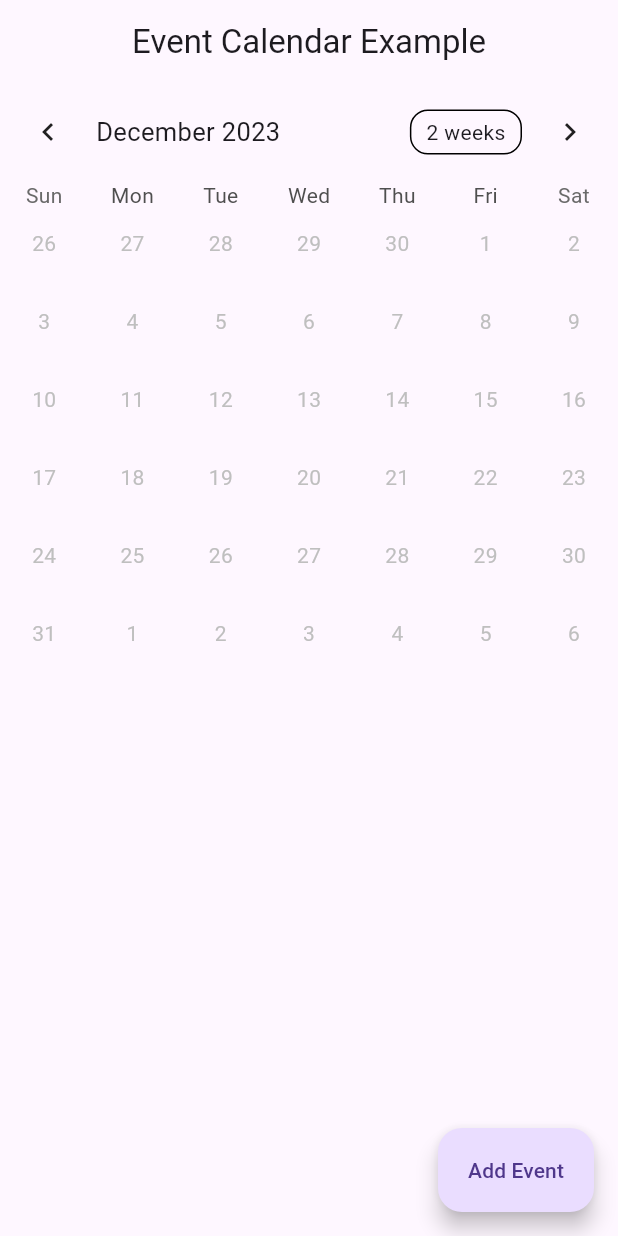
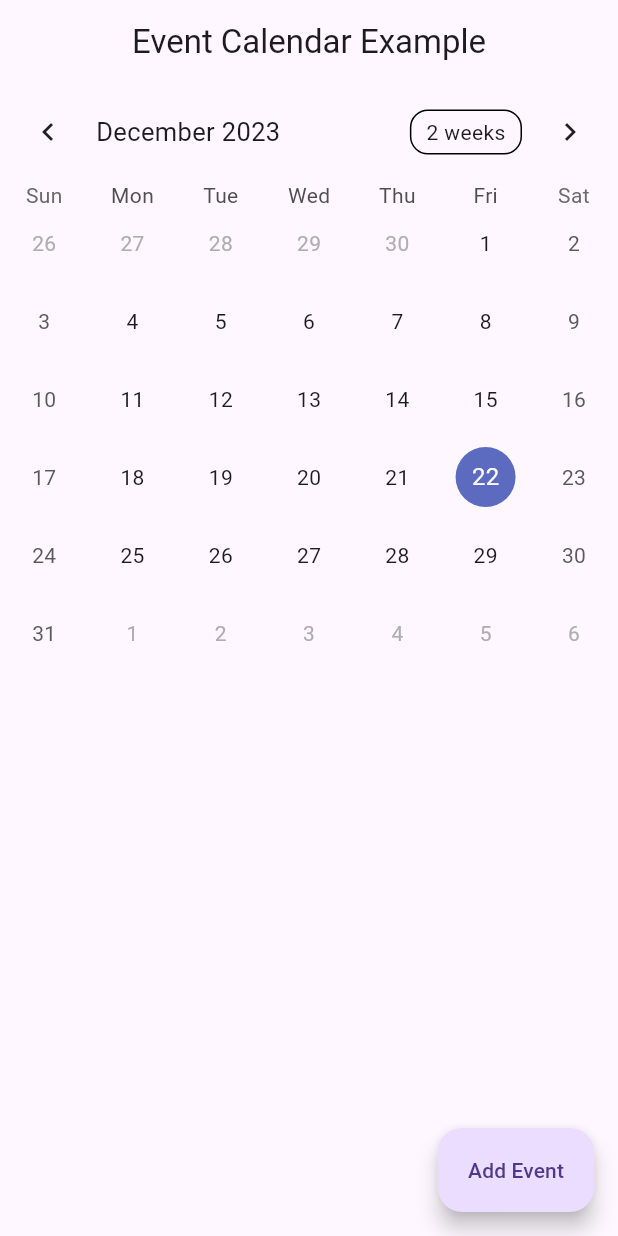
Before and after one commit to ptifff/event_calender, a Flutter app: the screen it shows after launch, on a phone screen of 412 x 824 dp. Run offline on Flutter 3.47's test engine with Material 3 defaults, Android fonts, the phone set to English and light mode, and no system bars; drawn by our look-alikes of table_calendar.

```diff
--- a/lib/main.dart
+++ b/lib/main.dart
@@ -10,7 +10,7 @@ void main() {
 class MyApp extends StatelessWidget {
   @override
   Widget build(BuildContext context) {
-    return MaterialApp(
+    return const MaterialApp(
       home: EventCalendarScreen(),
     );
   }
@@ -121,17 +121,17 @@ class _EventCalendarScreenState extends State<EventCalendarScreen> {
 
                 setState(() {
                   if (mySelectedEvents[
-                  DateFormat('yyyy-MM-dd').format(_selectedDate!)] !=
+                          DateFormat('yyyy-MM-dd').format(_selectedDate!)] !=
                       null) {
                     mySelectedEvents[
-                    DateFormat('yyyy-MM-dd').format(_selectedDate!)]
+                            DateFormat('yyyy-MM-dd').format(_selectedDate!)]
                         ?.add({
                       "eventTitle": titleController.text,
                       "eventDescp": descpController.text,
                     });
                   } else {
                     mySelectedEvents[
-                    DateFormat('yyyy-MM-dd').format(_selectedDate!)] = [
+                        DateFormat('yyyy-MM-dd').format(_selectedDate!)] = [
                       {
                         "eventTitle": titleController.text,
                         "eventDescp": descpController.text,
@@ -164,8 +164,11 @@ class _EventCalendarScreenState extends State<EventCalendarScreen> {
       body: Column(
         children: [
           TableCalendar(
-            firstDay: DateTime(2022, 1, 1),
-            lastDay: DateTime(2022, 12, 31),
+            ///Fix: last date should not be before focused day initial value
+            /// So, we subtract 365 days from current date
+            firstDay: DateTime.now().subtract(const Duration(days: 365)),
+            /// Now, here we add 365 days to current date
+            lastDay: DateTime.now().add(const Duration(days: 365)),
             focusedDay: _focusedDay,
             calendarFormat: _calendarFormat,
             onDaySelected: (selectedDay, focusedDay) {
@@ -192,7 +195,7 @@ class _EventCalendarScreenState extends State<EventCalendarScreen> {
             eventLoader: _listOfDayEvents,
           ),
           ..._listOfDayEvents(_selectedDate!).map(
-                (myEvents) => ListTile(
+            (myEvents) => ListTile(
               leading: const Icon(
                 Icons.done,
                 color: Colors.teal,
```
Also changed, not shown: pubspec.lock, 1 other file.
